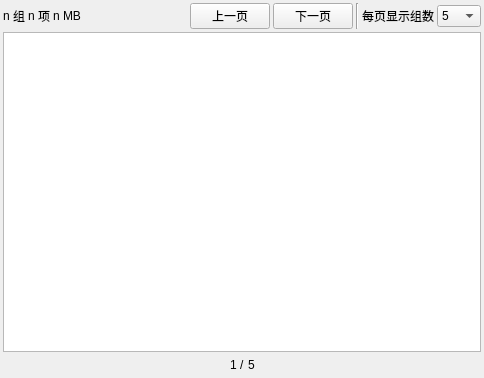
Before: the Qt Designer form components/widget_assembler_similar_result_preview/widget_similar_result_preview/res/similar_result_preview.ui in PPJUST/ComicDup, drawn with Qt 5.
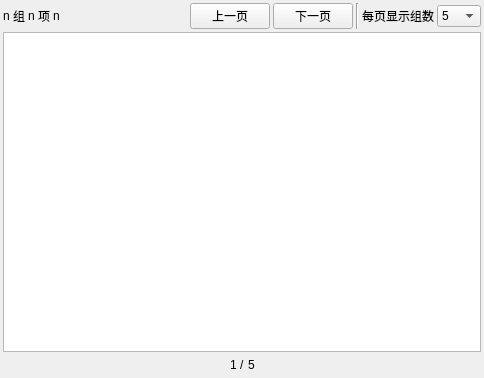
After: the same form once the commit is applied.

What changed in the file:
```diff
--- a/components/widget_assembler_similar_result_preview/widget_similar_result_preview/res/similar_result_preview.ui
+++ b/components/widget_assembler_similar_result_preview/widget_similar_result_preview/res/similar_result_preview.ui
@@ -69,13 +69,6 @@
        </property>
       </widget>
      </item>
-     <item>
-      <widget class="QLabel" name="label_8">
-       <property name="text">
-        <string>MB</string>
-       </property>
-      </widget>
-     </item>
      <item>
       <spacer name="horizontalSpacer_3">
        <property name="orientation">
```
